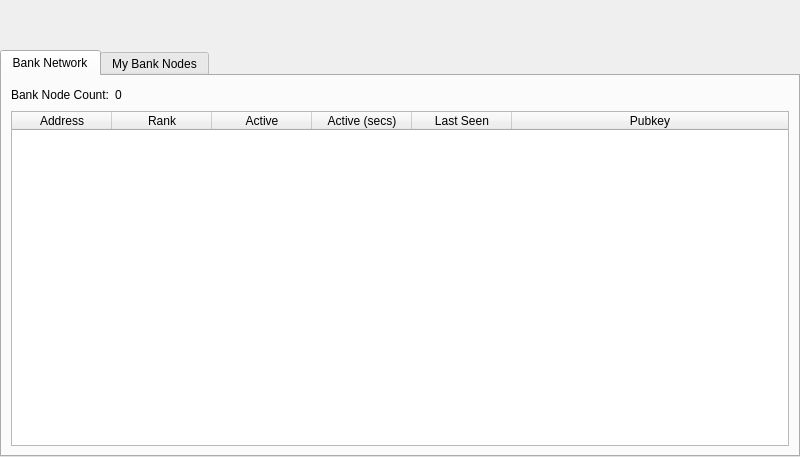
The window that src/qt/forms/masternodemanager.ui (thelonecrouton/bitcredit) describes before a commit, drawn with Qt 5.
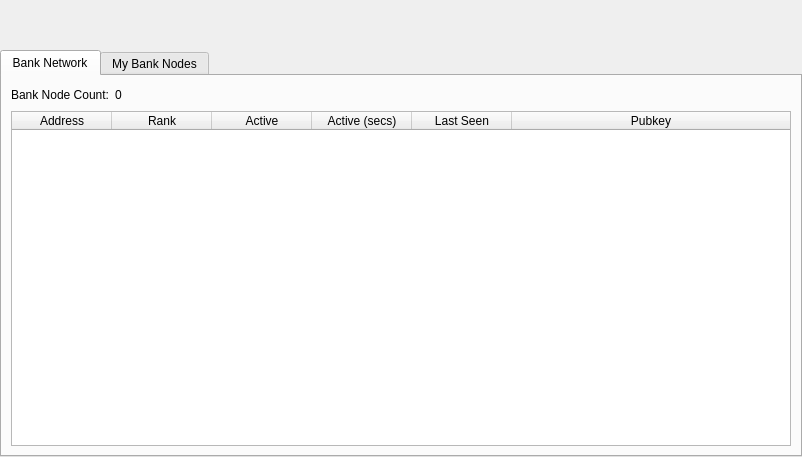
The same window after the commit. The open tabs and pages were chosen to show the change.

Diff of the .ui file:
```diff
--- a/src/qt/forms/masternodemanager.ui
+++ b/src/qt/forms/masternodemanager.ui
@@ -6,7 +6,7 @@
    <rect>
     <x>0</x>
     <y>0</y>
-    <width>723</width>
+    <width>802</width>
     <height>457</height>
    </rect>
   </property>
```
Left out of the diff: 2 changed lines with no effect on the pictures. Lines whose indentation alone changed are shown as unchanged.
